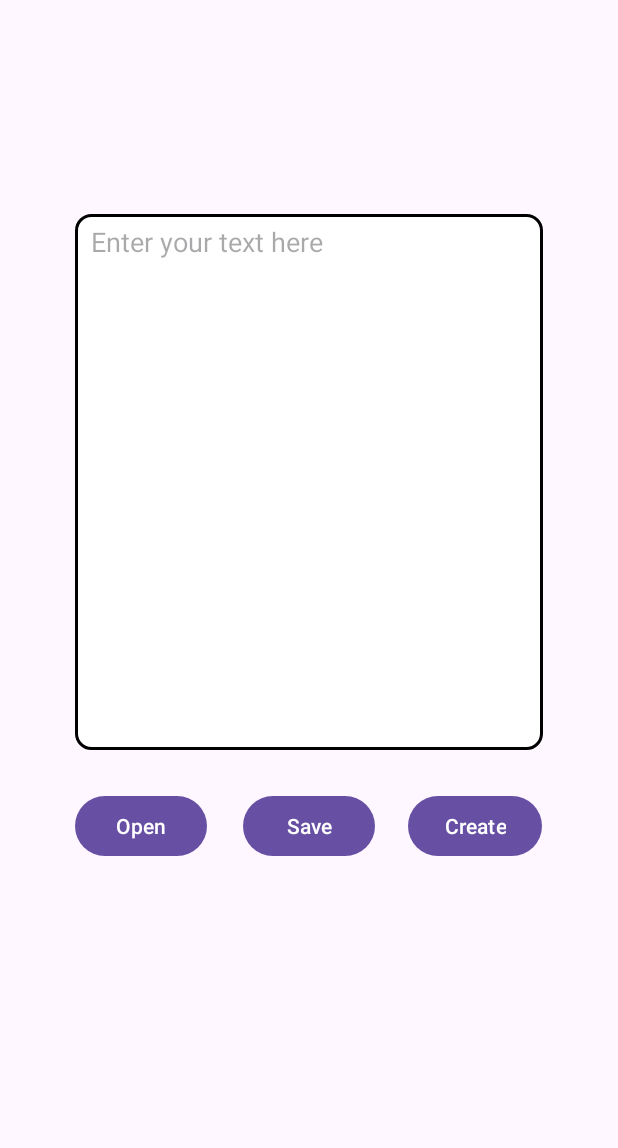
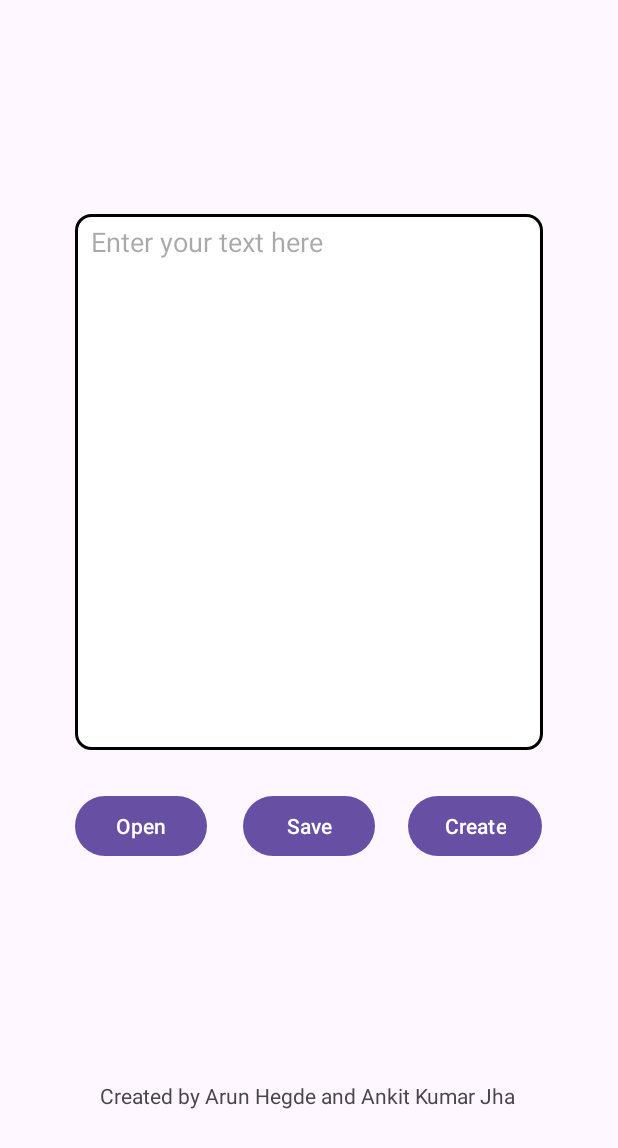
Before and after one commit to Arunhegde1231/TextCreate, an Android app: the screen it shows after launch (MainActivity), on a phone screen of 412 x 824 dp. Shown: the top 1148 px of the screen. Run offline under Robolectric (Android 15) with nearby library versions, the phone set to English and light mode, and no system bars.

Commit message:
Second Commit

```diff
--- a/app/src/main/res/layout/activity_main.xml
+++ b/app/src/main/res/layout/activity_main.xml
@@ -13,6 +13,7 @@
         android:layout_marginTop="96dp"
         android:layout_marginEnd="50dp"
         android:layout_marginBottom="278dp"
+        android:autofillHints=""
         android:background="@drawable/background"
         android:ems="10"
         android:gravity="top|start"
@@ -24,8 +25,7 @@
         app:layout_constraintBottom_toBottomOf="parent"
         app:layout_constraintEnd_toEndOf="parent"
         app:layout_constraintStart_toStartOf="parent"
-        app:layout_constraintTop_toTopOf="parent"
-        android:autofillHints="" />
+        app:layout_constraintTop_toTopOf="parent" />
 
     <Button
         android:id="@+id/createButton"
@@ -72,4 +72,18 @@
         app:layout_constraintStart_toStartOf="parent"
         app:layout_constraintTop_toTopOf="parent" />
 
+    <TextView
+        android:id="@+id/textView"
+        android:layout_width="wrap_content"
+        android:layout_height="wrap_content"
+        android:layout_marginStart="66dp"
+        android:layout_marginTop="674dp"
+        android:layout_marginEnd="67dp"
+        android:layout_marginBottom="38dp"
+        android:text="Created by Arun Hegde and Ankit Kumar Jha"
+        app:layout_constraintBottom_toBottomOf="parent"
+        app:layout_constraintEnd_toEndOf="parent"
+        app:layout_constraintStart_toStartOf="parent"
+        app:layout_constraintTop_toTopOf="parent" />
+
 </androidx.constraintlayout.widget.ConstraintLayout>
```
Also changed, not shown: app/src/main/java/com/example/textcreate/MainActivity.java (+101 -1 lines).
